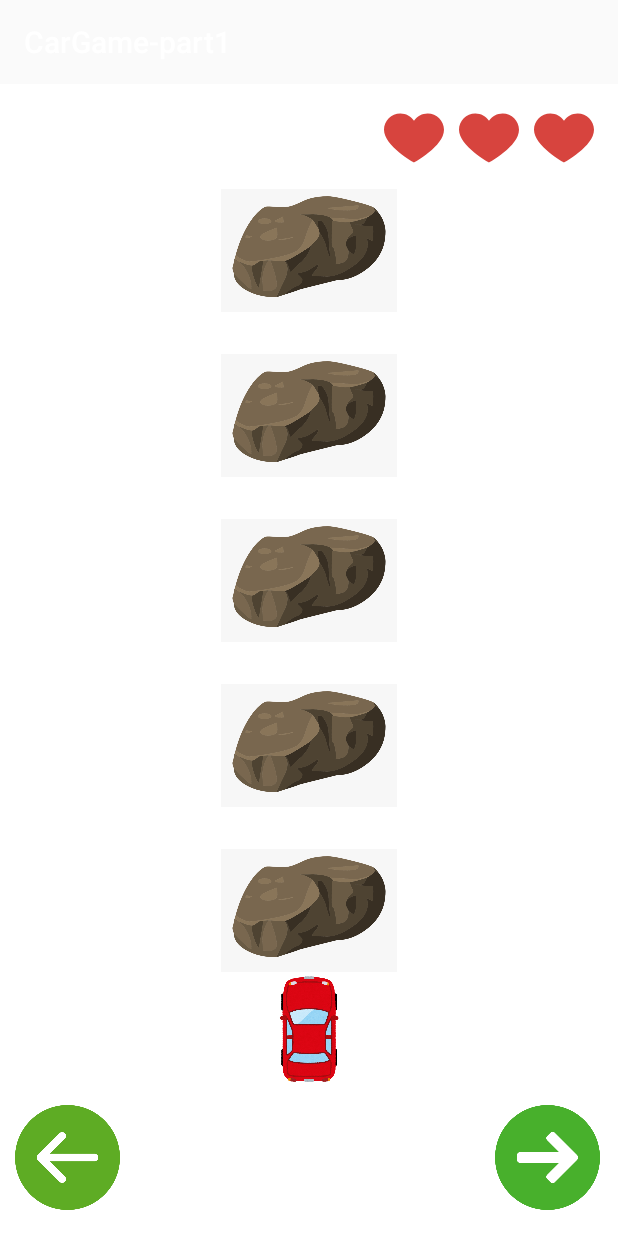
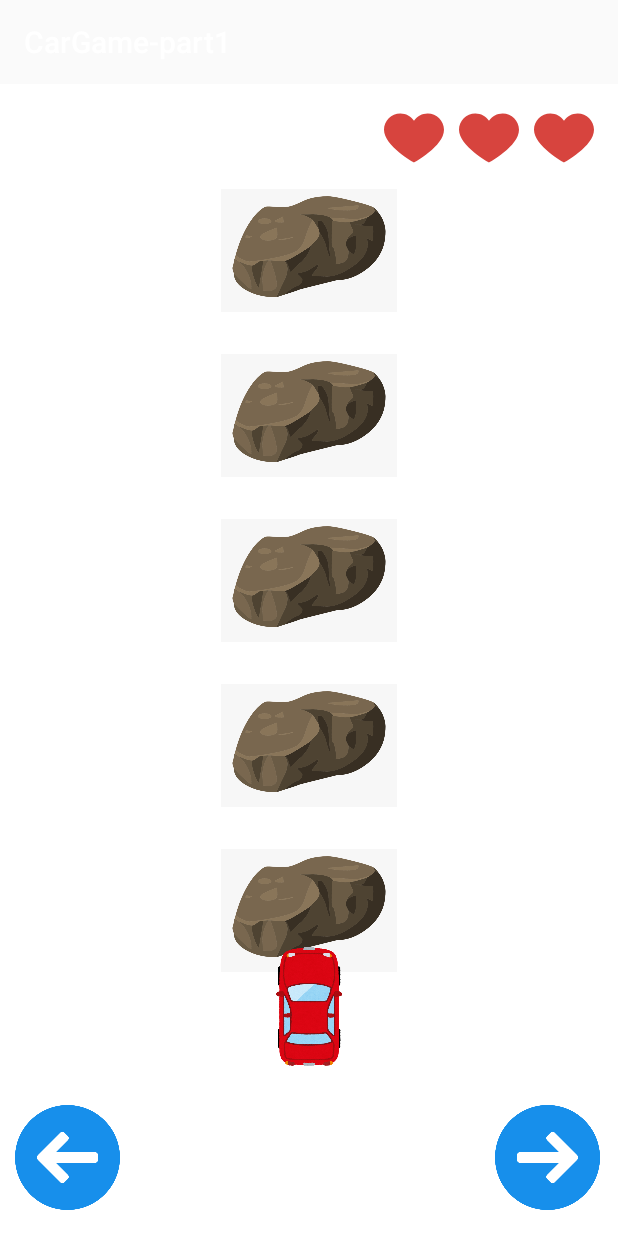
Before and after one commit to hadargreen1/CarGame-part1, an Android app: the screen it shows after launch (MainActivity), on a phone screen of 412 x 824 dp. Run offline under Robolectric (Android 15) with nearby library versions, the phone set to English and light mode, and no system bars.

Commit message:
first update

```diff
--- a/app/src/main/java/com/example/cargame_part1/GameManager.java
+++ b/app/src/main/java/com/example/cargame_part1/GameManager.java
@@ -1,15 +1,16 @@
 package com.example.cargame_part1;
 
+import java.util.Arrays;
 import java.util.Random;
 
 public class GameManager {
     public static final int ROWS = 5, COLS = 3, START_LIVE=3;
     private int hitPoint, currentLive=START_LIVE,playerPlace;
     public boolean hit;
-    private boolean[] studentLife;
+    private boolean[] playerLife;
     public boolean[][] gameMat;
 
-// constractur
+
     public GameManager() {
         gameMat = new boolean[ROWS][COLS];
         initHearts();
@@ -18,18 +19,18 @@ public class GameManager {
 
 
 
-// getters setters
+
     public void setHit(boolean hit) {
     this.hit = hit;
 }
-    public boolean[] getStudentLife() {
-        return studentLife;
+    public boolean[] getPlayerLife() {
+        return playerLife;
     }
     public void setPlayerPlace(int playerPlace) {
         this.playerPlace = playerPlace;
     }
 
-    // get rows and cols so i can use them in the main activity
+
     public  int getROWS() {
         return ROWS;
     }
@@ -39,14 +40,13 @@ public class GameManager {
 
 
 
-//  all the game manager responsabilities
+
     public boolean activeGame(int row,int col) {
         return gameMat[row][col];
     }
     public void initHearts(){
-        studentLife=new boolean[START_LIVE];
-        for(int i=0;i< studentLife.length;i++)
-            studentLife[i]=true;
+        playerLife =new boolean[START_LIVE];
+        Arrays.fill(playerLife, true);
     }
     public void addNewObs(){
         int col =getRandomLocation();
@@ -65,8 +65,8 @@ public class GameManager {
                         if (currentLive == 0)
                             currentLive = START_LIVE;
                         gotHit();
-                        studentLife[currentLive]=false;
-                        if(!studentLife[0])
+                        playerLife[currentLive]=false;
+                        if(!playerLife[0])
                             initHearts();
                     }
                 }else if(i != endRow){
--- a/app/src/main/java/com/example/cargame_part1/MainActivity.java
+++ b/app/src/main/java/com/example/cargame_part1/MainActivity.java
@@ -18,7 +18,9 @@ import java.util.Random;
 
 public class MainActivity extends AppCompatActivity {
 
-    private ShapeableImageView gameMat[][];
+    private static final String TAG = "MainActivity";
+
+    private ShapeableImageView[][] gameMat;
     private ImageButton[] movementButtonGlob; // buttons for right and left
     private ShapeableImageView main_IMG_background;
     private ShapeableImageView[] main_IMG_hearts; // life in the game
@@ -37,7 +39,7 @@ public class MainActivity extends AppCompatActivity {
     protected void onCreate(Bundle savedInstanceState) {
         super.onCreate(savedInstanceState);
         setContentView(R.layout.activity_main);
-        Log.d("MainActivity", "onCreate: Activity Created");
+        Log.d(TAG, "onCreate: Activity Created");
 
         findView();
         gameManager = new GameManager();
@@ -48,14 +50,14 @@ public class MainActivity extends AppCompatActivity {
 
     private void findView() {
         main_IMG_background = findViewById(R.id.board_IMG_background);
-        Log.d("MainActivity", "findView: Background ImageView found");
+        Log.d(TAG, "findView: Background ImageView found");
 
         // hearts
         main_IMG_hearts = new ShapeableImageView[]{
                 findViewById(R.id.main_IMG_heart1),
                 findViewById(R.id.main_IMG_heart2),
                 findViewById(R.id.main_IMG_heart3)};
-        Log.d("MainActivity", "findView: Heart ImageViews found");
+        Log.d(TAG, "findView: Heart ImageViews found");
 
         // the falling tests
         main_IMG_obstacles = new ShapeableImageView[][]{
@@ -65,34 +67,34 @@ public class MainActivity extends AppCompatActivity {
 
                 {findViewById(R.id.main_IMG_test10),
                         findViewById(R.id.main_IMG_test11),
-                        findViewById(R.id.main_IMG_test12),},
+                        findViewById(R.id.main_IMG_test12)},
 
                 {findViewById(R.id.main_IMG_test7),
                         findViewById(R.id.main_IMG_test8),
-                        findViewById(R.id.main_IMG_test9),},
+                        findViewById(R.id.main_IMG_test9)},
 
                 {findViewById(R.id.main_IMG_test4),
                         findViewById(R.id.main_IMG_test5),
-                        findViewById(R.id.main_IMG_test6),},
+                        findViewById(R.id.main_IMG_test6)},
 
                 {findViewById(R.id.main_IMG_test1),
                         findViewById(R.id.main_IMG_test2),
-                        findViewById(R.id.main_IMG_test3),}
+                        findViewById(R.id.main_IMG_test3)}
         };
-        Log.d("MainActivity", "findView: Obstacle ImageViews found");
+        Log.d(TAG, "findView: Obstacle ImageViews found");
 
         // buttons
         movementButtonGlob = new ImageButton[]{
                 findViewById(R.id.main_FBTN_left),
                 findViewById(R.id.main_FBTN_right)};
-        Log.d("MainActivity", "findView: Movement buttons found");
+        Log.d(TAG, "findView: Movement buttons found");
 
         // student image
         main_IMG_student = new ShapeableImageView[]{
-                findViewById(R.id.main_IMG_student1),
-                findViewById(R.id.main_IMG_student2),
-                findViewById(R.id.main_IMG_student3)};
-        Log.d("MainActivity", "findView: Student ImageViews found");
+                findViewById(R.id.car_1st_lane),
+                findViewById(R.id.car_2nd_lane),
+                findViewById(R.id.car_3rd_lane)};
+        Log.d(TAG, "findView: car ImageViews found");
     }
 
     Runnable rna = new Runnable() {
@@ -104,10 +106,10 @@ public class MainActivity extends AppCompatActivity {
 
     // refreshes
     private void refreshUI() {
-        Log.d("MainActivity", "refreshUI: UI refresh started");
+        Log.d(TAG, "refreshUI: UI refresh started");
         gameManager.refresh();
         if (gameManager.hit) {
-            Log.d("MainActivity", "refreshUI: Player got hit");
+            Log.d(TAG, "refreshUI: Player got hit");
             heartsStatus();
             vibrate();
             Toast.makeText(this, "You got hit!", Toast.LENGTH_SHORT).show();
@@ -117,7 +119,7 @@ public class MainActivity extends AppCompatActivity {
     }
 
     private void refreshObstacle() {
-        Log.d("MainActivity", "refreshObstacle: Refreshing obstacles");
+        Log.d(TAG, "refreshObstacle: Refreshing obstacles");
         for (int i = 0; i < gameManager.getROWS(); i++) {
             for (int j = 0; j < gameManager.getCOLS(); j++) {
                 if (gameManager.activeGame(i, j))
@@ -129,20 +131,20 @@ public class MainActivity extends AppCompatActivity {
     }
 
     private void heartsStatus() {
-        boolean[] hearts = gameManager.getStudentLife();
+        boolean[] hearts = gameManager.getPlayerLife();
         for (int i = 0; i < hearts.length; i++) {
             if (hearts[i])
                 main_IMG_hearts[i].setVisibility(View.VISIBLE);
             else
                 main_IMG_hearts[i].setVisibility(View.INVISIBLE);
         }
-        Log.d("MainActivity", "heartsStatus: Hearts status updated");
+        Log.d(TAG, "heartsStatus: Hearts status updated");
     }
 
     public void playerMove() {
         // left move
         movementButtonGlob[0].setOnClickListener(view0 -> {
-            Log.d("MainActivity", "playerMove: Left button clicked");
+            Log.d(TAG, "playerMove: Left button clicked");
             if (main_IMG_student[1].isShown()) {
                 main_IMG_student[0].setVisibility(View.VISIBLE);
                 main_IMG_student[1].setVisibility(View.INVISIBLE);
@@ -157,7 +159,7 @@ public class MainActivity extends AppCompatActivity {
         });
         // right move
         movementButtonGlob[1].setOnClickListener(view1 -> {
-            Log.d("MainActivity", "playerMove: Right button clicked");
+            Log.d(TAG, "playerMove: Right button clicked");
             if (main_IMG_student[0].isShown()) {
                 main_IMG_student[0].setVisibility(View.INVISIBLE);
                 main_IMG_student[1].setVisibility(View.VISIBLE);
@@ -174,17 +176,17 @@ public class MainActivity extends AppCompatActivity {
 
     private void timer() {
         handler.postDelayed(rna, DELAY);
-        Log.d("MainActivity", "timer: Timer started");
+        Log.d(TAG, "timer: Timer started");
     }
 
     private void timerStop() {
         handler.removeCallbacks(rna);
-        Log.d("MainActivity", "timerStop: Timer stopped");
+        Log.d(TAG, "timerStop: Timer stopped");
     }
 
     private void vibrate() {
         Vibrator v = (Vibrator) getSystemService(Context.VIBRATOR_SERVICE);
         v.vibrate(VibrationEffect.createOneShot(vibrateTime, VibrationEffect.DEFAULT_AMPLITUDE));
-        Log.d("MainActivity", "vibrate: Vibration triggered");
+        Log.d(TAG, "vibrate: Vibration triggered");
     }
 }
--- a/app/src/main/res/layout/activity_main.xml
+++ b/app/src/main/res/layout/activity_main.xml
@@ -204,32 +204,32 @@
     <LinearLayout
         android:id="@+id/student_layout"
         android:layout_width="match_parent"
-        android:layout_height="100dp"
+        android:layout_height="120dp"
         android:layout_above="@+id/btm_Layout"
         android:layout_marginHorizontal="10dp"
         android:orientation="horizontal">
 
         <com.google.android.material.imageview.ShapeableImageView
-            android:id="@+id/main_IMG_student1"
-            android:layout_width="80dp"
-            android:layout_height="80dp"
+            android:id="@+id/car_1st_lane"
+            android:layout_width="90dp"
+            android:layout_height="90dp"
             android:layout_margin="10dp"
             android:layout_weight="1"
             android:visibility="invisible"
             app:srcCompat="@drawable/car" />
 
         <com.google.android.material.imageview.ShapeableImageView
-            android:id="@+id/main_IMG_student2"
-            android:layout_width="80dp"
-            android:layout_height="80dp"
+            android:id="@+id/car_2nd_lane"
+            android:layout_width="90dp"
+            android:layout_height="90dp"
             android:layout_margin="10dp"
             android:layout_weight="1"
             app:srcCompat="@drawable/car" />
 
         <com.google.android.material.imageview.ShapeableImageView
-            android:id="@+id/main_IMG_student3"
-            android:layout_width="80dp"
-            android:layout_height="80dp"
+            android:id="@+id/car_3rd_lane"
+            android:layout_width="90dp"
+            android:layout_height="90dp"
             android:layout_margin="10dp"
             android:layout_weight="1"
             android:visibility="invisible"
@@ -244,6 +244,8 @@
         android:layout_alignParentBottom="true"
         android:layout_centerInParent="true"
         android:layout_marginHorizontal="10dp"
+        android:layout_alignParentEnd="true"
+        android:layout_alignParentStart="true"
         android:layout_marginBottom="17dp">
 
 
@@ -251,7 +253,7 @@
             android:id="@+id/main_FBTN_left"
             android:layout_width="70dp"
             android:layout_height="70dp"
-            android:background="@drawable/left_arrow"
+            android:background="@drawable/left_img_arrow"
             android:scaleType="centerCrop"
             android:contentDescription="@string/left_arrow_desc" />
 
@@ -263,8 +265,9 @@
             android:id="@+id/main_FBTN_right"
             android:layout_width="70dp"
             android:layout_height="70dp"
-            android:background="@drawable/right_arrow"
-            android:scaleType="centerCrop">
+            android:background="@drawable/right_img_arrow"
+            android:scaleType="centerCrop"
+            android:contentDescription="@string/right_arrow_desc">
 
         </ImageButton>
     </androidx.appcompat.widget.LinearLayoutCompat>
```
Also changed, not shown: app/src/main/res/drawable/left_arrow.png (deleted), app/src/main/res/drawable/left_img_arrow.png (added), app/src/main/res/drawable/right_arrow.png (deleted), app/src/main/res/drawable/right_img_arrow.png (added).
